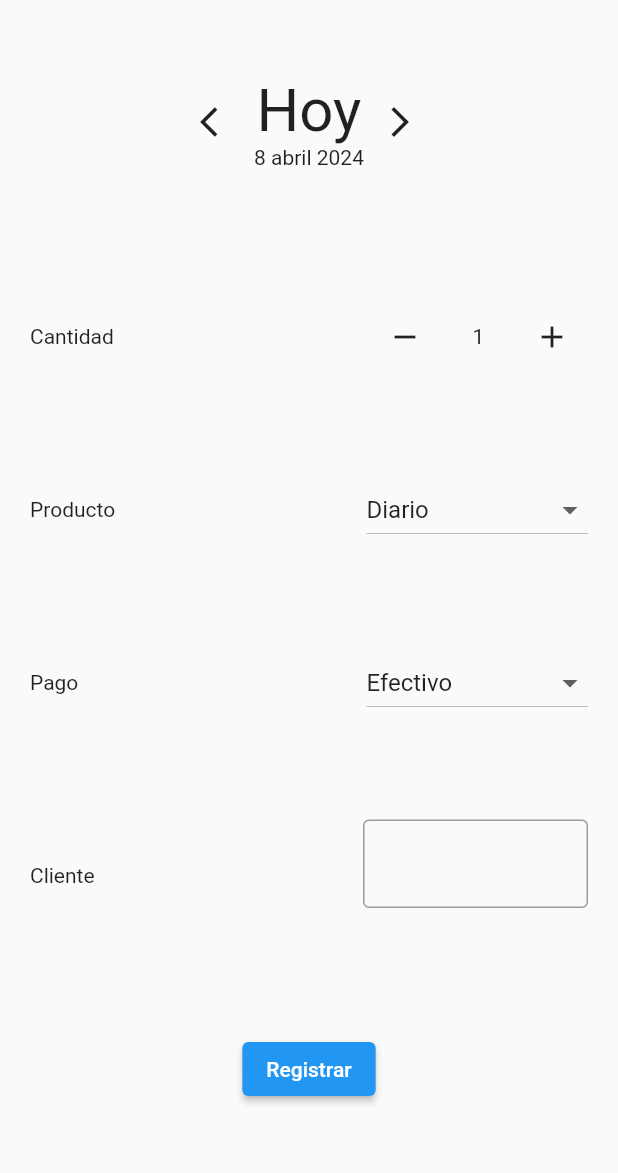
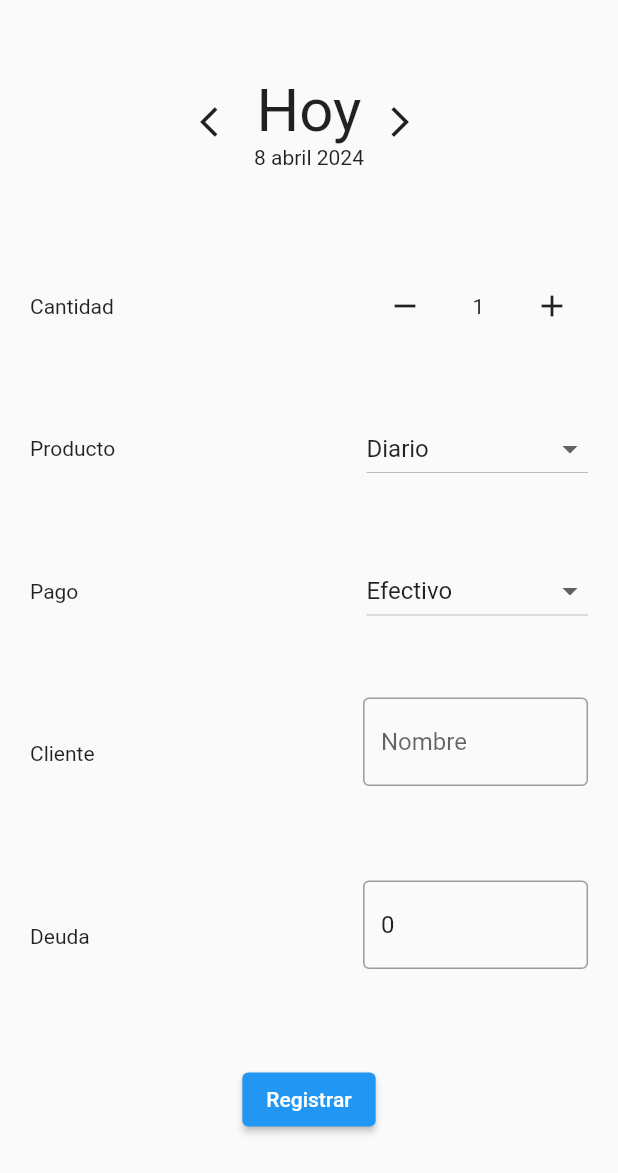
Before and after one commit to lTIGREl/realme-frontend, a Flutter app: the SalesPage screen opened directly, swiped to page 2, on a phone screen of 412 x 824 dp. Shown: the top 1173 px of the screen. Run offline on Flutter 3.47's test engine with Material 2 defaults, Android fonts, the light colour scheme and no system bars; our stand-ins replace animate_do, flutter_datetime_picker, flutter_svg, font_awesome_flutter, google_fonts, shared_preferences and 1 more; accounts and stored records are empty; network calls fail; statements that could not run were skipped.

Commit message:
Some changes made

```diff
--- a/lib/src/pages/sales_page.dart
+++ b/lib/src/pages/sales_page.dart
@@ -4,8 +4,8 @@ import 'package:flutter/material.dart';
 import 'package:intl/date_symbol_data_local.dart';
 import 'package:intl/intl.dart';
 import 'package:provider/provider.dart';
+import 'package:real_me_fitness_center/src/models/client.dart';
 import 'package:real_me_fitness_center/src/providers/sales_add.dart';
-import 'package:real_me_fitness_center/src/sharedPrefs/loginToken.dart';
 
 import '../widgets/radial_progress.dart';
 
@@ -55,10 +55,9 @@ class _SalesPageState extends State<SalesPage> {
     ));
   }
 
-  _detailsButton() async {
-    await LoginToken.removeToken();
-    // _pageController.animateToPage(2,
-    //     duration: Duration(milliseconds: 200), curve: Curves.ease);
+  _detailsButton() {
+    _pageController.animateToPage(2,
+        duration: Duration(milliseconds: 200), curve: Curves.ease);
   }
 
   _newSaleButton() {
@@ -82,6 +81,8 @@ class _SalesPageState extends State<SalesPage> {
 }
 
 class _NewSale extends StatelessWidget {
+  TextEditingController _clientController = TextEditingController();
+  TextEditingController _debtController = TextEditingController();
   @override
   Widget build(BuildContext context) {
     return Padding(
@@ -102,15 +103,69 @@ class _NewSale extends StatelessWidget {
               label: 'Pago',
               isProduct: false,
               items: ['Efectivo', 'App', 'Fiado']),
-          _CustomerData(),
-          ElevatedButton(onPressed: () {}, child: Text('Registrar'))
+          _CustomerData(_clientController),
+          _DebtData(_debtController),
+          _SendButton(
+              clientController: _clientController,
+              debtController: _debtController)
         ],
       ),
     );
   }
 }
 
+class _SendButton extends StatelessWidget {
+  const _SendButton({
+    required TextEditingController clientController,
+    required TextEditingController debtController,
+  })  : _clientController = clientController,
+        _debtController = debtController;
+
+  final TextEditingController _clientController;
+  final TextEditingController _debtController;
+
+  @override
+  Widget build(BuildContext context) {
+    return ElevatedButton(
+        onPressed: () {
+          print(_clientController.text);
+          print(_debtController.text);
+        },
+        child: Text('Registrar'));
+  }
+}
+
+class _DebtData extends StatelessWidget {
+  _DebtData(this._debtController);
+  TextEditingController _debtController;
+  @override
+  Widget build(BuildContext context) {
+    _debtController.text = '0';
+    return Row(
+      mainAxisAlignment: MainAxisAlignment.spaceBetween,
+      children: [
+        Text('Deuda'),
+        SizedBox(
+          width: 150,
+          height: 75,
+          child: TextField(
+            controller: _debtController,
+            keyboardType: TextInputType.number,
+            decoration: InputDecoration(
+              border: OutlineInputBorder(),
+              hintText: 'Deuda',
+            ),
+          ),
+        ),
+      ],
+    );
+  }
+}
+
 class _CustomerData extends StatelessWidget {
+  _CustomerData(this._clientController);
+  TextEditingController _clientController;
+  Client client = Client();
   @override
   Widget build(BuildContext context) {
     return Row(
@@ -120,10 +175,58 @@ class _CustomerData extends StatelessWidget {
         SizedBox(
           width: 150,
           height: 75,
-          child: TextField(
-            onChanged: (value) {},
-            decoration: InputDecoration(border: OutlineInputBorder()),
-          ),
+          child: FutureBuilder(
+              future: client.getClients(false, '', ''),
+              builder: (BuildContext context,
+                  AsyncSnapshot<List<dynamic>> snapshot) {
+                if (snapshot.connectionState == ConnectionState.waiting) {
+                  return Center(child: CircularProgressIndicator());
+                } else if (snapshot.hasError) {
+                  return Text('Error: ${snapshot.error}');
+                } else {
+                  List<Map<String, String>> datos = (snapshot.data!)
+                      .map((item) => (item as Map<String, dynamic>).map(
+                          (key, value) =>
+                              MapEntry(key.toString(), value.toString())))
+                      .toList();
+                  List<String> names =
+                      datos.map((item) => item['name'] as String).toList();
+                  return Autocomplete<String>(
+                    optionsBuilder: (TextEditingValue textEditingValue) {
+                      if (textEditingValue.text == '') {
+                        return const Iterable<String>.empty();
+                      }
+                      return names.where((String option) {
+                        return option.contains(textEditingValue.text);
+                      });
+                    },
+                    onSelected: (String selection) {
+                      _clientController.text = selection;
+                    },
+                    fieldViewBuilder: (BuildContext context,
+                        TextEditingController textEditingController,
+                        FocusNode focusNode,
+                        VoidCallback onFieldSubmitted) {
+                      _clientController.value = textEditingController.value;
+                      return TextField(
+                        textCapitalization: TextCapitalization.words,
+                        controller: textEditingController,
+                        focusNode: focusNode,
+                        onSubmitted: (String value) {
+                          onFieldSubmitted();
+                        },
+                        style: TextStyle(
+                          fontSize: 16.0,
+                        ),
+                        decoration: InputDecoration(
+                          border: OutlineInputBorder(),
+                          hintText: 'Nombre',
+                        ),
+                      );
+                    },
+                  );
+                }
+              }),
         ),
       ],
     );
```
